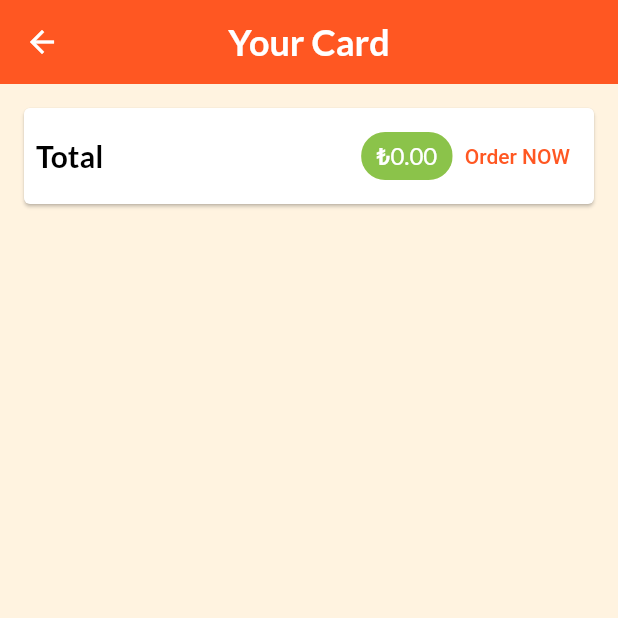
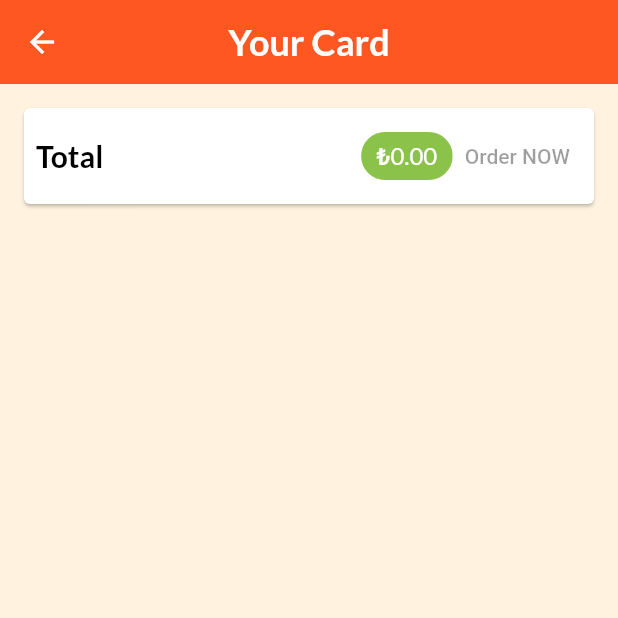
Before and after one commit to gunumdogdu/shop_app, a Flutter app: the CartScreen screen opened by its route, on a phone screen of 412 x 824 dp, the top half of it. Run offline on Flutter 3.47's test engine with Material 2 defaults, Android fonts, the phone set to English and light mode, and no system bars; network calls fail.

Commit message:
orders backend

```diff
--- a/lib/screens/cart_screen.dart
+++ b/lib/screens/cart_screen.dart
@@ -40,18 +40,7 @@ class CartScreen extends StatelessWidget {
                     ),
                     backgroundColor: Theme.of(context).colorScheme.secondary,
                   ),
-                  TextButton(
-                    onPressed: () {
-                      Provider.of<Orders>(context, listen: false).addOrder(
-                        cart.items.values.toList(),
-                        cart.totalAmount,
-                      );
-                      cart.clear();
-                    },
-                    child: Text(
-                      'Order NOW',
-                    ),
-                  ),
+                  OrderButton(cart: cart),
                 ],
               ),
             ),
@@ -75,3 +64,46 @@ class CartScreen extends StatelessWidget {
     );
   }
 }
+
+class OrderButton extends StatefulWidget {
+  const OrderButton({
+    super.key,
+    required this.cart,
+  });
+
+  final Cart cart;
+
+  @override
+  State<OrderButton> createState() => _OrderButtonState();
+}
+
+class _OrderButtonState extends State<OrderButton> {
+  var _isLoading = false;
+  @override
+  Widget build(BuildContext context) {
+    return TextButton(
+      onPressed: (widget.cart.totalAmount <= 0 || _isLoading)
+          ? null
+          : () async {
+              setState(() {
+                _isLoading = true;
+              });
+              await Provider.of<Orders>(context, listen: false).addOrder(
+                widget.cart.items.values.toList(),
+                widget.cart.totalAmount,
+              );
+              setState(() {
+                _isLoading = false;
+              });
+              widget.cart.clear();
+            },
+      child: _isLoading
+          ? CircularProgressIndicator(
+              color: Colors.deepOrange,
+            )
+          : Text(
+              'Order NOW',
+            ),
+    );
+  }
+}
--- a/lib/screens/user_products_screen.dart
+++ b/lib/screens/user_products_screen.dart
@@ -4,7 +4,6 @@ import 'package:shop_app/screens/edit_product_screen.dart';
 import '../providers/products.dart';
 import '../widgets/user_product_item.dart';
 import '../widgets/app_drawer.dart';
-import 'package:provider/provider.dart';
 
 class UserProductsScreen extends StatelessWidget {
   static const routeName = '/user-products';
```
Also changed, not shown: lib/providers/orders.dart (+27 -3 lines), lib/providers/product.dart (+26 -1 lines).
